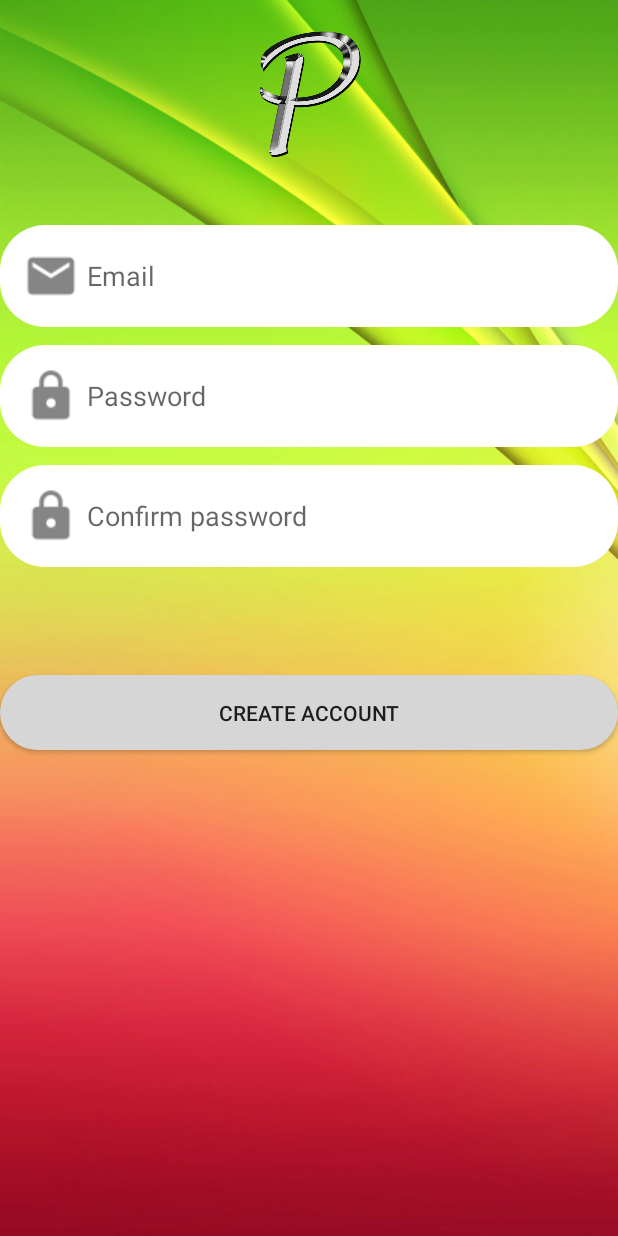
After one commit to abhijithanandan/univ-collab-app, an Android app: the RegisterActivity screen opened directly, with no data from a screen before it, on a phone screen of 412 x 824 dp. The commit adds this screen. Run offline under Robolectric (Android 15) with nearby library versions, the phone set to English and light mode, and no system bars.

Commit message:
Added login and register pages

```diff
--- a/android/app/build.gradle
+++ b/android/app/build.gradle
@@ -26,6 +26,8 @@ android {
 dependencies {
     implementation fileTree(dir: "libs", include: ["*.jar"])
     implementation 'androidx.appcompat:appcompat:1.1.0'
+    implementation 'de.hdodenhof:circleimageview:3.1.0'
+    implementation 'com.mikhaellopez:circularimageview:4.2.0'
     implementation 'androidx.constraintlayout:constraintlayout:1.1.3'
     implementation 'com.google.firebase:firebase-auth:16.0.5'
     implementation 'com.google.firebase:firebase-database:16.0.4'
--- a/android/app/src/main/AndroidManifest.xml
+++ b/android/app/src/main/AndroidManifest.xml
@@ -9,6 +9,8 @@
         android:roundIcon="@mipmap/ic_launcher_round"
         android:supportsRtl="true"
         android:theme="@style/AppTheme">
+        <activity android:name=".LoginActivity"></activity>
+        <activity android:name=".RegisterActivity" />
         <activity android:name=".MainActivity">
             <intent-filter>
                 <action android:name="android.intent.action.MAIN" />
--- /dev/null
+++ b/android/app/src/main/java/in/co/freshstart/android/RegisterActivity.java
@@ -0,0 +1,14 @@
+package in.co.freshstart.android;
+
+import androidx.appcompat.app.AppCompatActivity;
+
+import android.os.Bundle;
+
+public class RegisterActivity extends AppCompatActivity {
+
+    @Override
+    protected void onCreate(Bundle savedInstanceState) {
+        super.onCreate(savedInstanceState);
+        setContentView(R.layout.activity_register);
+    }
+}
--- /dev/null
+++ b/android/app/src/main/res/drawable/button.xml
@@ -0,0 +1,8 @@
+<?xml version="1.0" encoding="utf-8"?>
+<shape xmlns:android="http://schemas.android.com/apk/res/android">
+
+    <solid android:color="@color/colorPrimaryDark"></solid>
+
+    <corners android:radius="30dp"></corners>
+
+</shape>
--- /dev/null
+++ b/android/app/src/main/res/drawable/input.xml
@@ -0,0 +1,8 @@
+<?xml version="1.0" encoding="utf-8"?>
+<shape xmlns:android="http://schemas.android.com/apk/res/android">
+
+    <solid android:color="#ffffff"></solid>
+
+    <corners android:radius="30dp"></corners>
+
+</shape>
--- /dev/null
+++ b/android/app/src/main/res/layout/activity_register.xml
@@ -0,0 +1,66 @@
+<?xml version="1.0" encoding="utf-8"?>
+<RelativeLayout xmlns:android="http://schemas.android.com/apk/res/android"
+    xmlns:app="http://schemas.android.com/apk/res-auto"
+    xmlns:tools="http://schemas.android.com/tools"
+    android:layout_width="match_parent"
+    android:layout_height="match_parent"
+    android:background="@drawable/register"
+    tools:context=".RegisterActivity">
+
+    <ImageView
+        android:id="@+id/register_icon"
+        android:layout_width="120dp"
+        android:layout_height="120dp"
+        android:layout_alignParentTop="true"
+        android:layout_centerHorizontal="true"
+        app:srcCompat="@drawable/logo" />
+
+    <EditText
+        android:id="@+id/register_email"
+        android:layout_width="match_parent"
+        android:layout_height="wrap_content"
+        android:layout_marginTop="150dp"
+        android:layout_centerHorizontal="true"
+        android:background="@drawable/input"
+        android:drawableLeft="@drawable/email"
+        android:ems="10"
+        android:hint="Email"
+        android:inputType="textEmailAddress"
+        android:padding="10dp" />
+
+    <EditText
+        android:id="@+id/register_password"
+        android:layout_width="match_parent"
+        android:layout_height="wrap_content"
+        android:layout_centerHorizontal="true"
+        android:layout_marginTop="230dp"
+        android:background="@drawable/input"
+        android:drawableLeft="@drawable/password"
+        android:ems="10"
+        android:hint="Password"
+        android:inputType="textPassword"
+        android:padding="10dp" />
+
+    <EditText
+        android:id="@+id/register_confirm_password"
+        android:layout_width="match_parent"
+        android:layout_height="wrap_content"
+        android:layout_centerHorizontal="true"
+        android:layout_marginTop="310dp"
+        android:background="@drawable/input"
+        android:drawableLeft="@drawable/password"
+        android:ems="10"
+        android:hint="Confirm password"
+        android:inputType="textPassword"
+        android:padding="10dp" />
+
+    <Button
+        android:id="@+id/register_create_account"
+        android:layout_width="match_parent"
+        android:layout_height="wrap_content"
+        android:layout_centerHorizontal="true"
+        android:layout_marginTop="450dp"
+        android:text="Create Account"
+        android:background="@drawable/button"
+        android:padding="15dp"/>
+</RelativeLayout>
--- a/android/app/src/main/res/values/strings.xml
+++ b/android/app/src/main/res/values/strings.xml
@@ -1,3 +1,5 @@
 <resources>
     <string name="app_name">FreshStart</string>
+    <string name="drawer_open">Drawer Open</string>
+    <string name="drawer_close">Drawer Close</string>
 </resources>
```
Also changed, not shown: android/app/src/main/java/in/co/freshstart/android/LoginActivity.java (added, +42 -0 lines), android/app/src/main/java/in/co/freshstart/android/MainActivity.java (+107 -0 lines), android/app/src/main/res/layout/activity_login.xml (added, +105 -0 lines), android/app/src/main/res/layout/activity_main.xml (+11 -4 lines), android/app/src/main/res/layout/app_bar_layout.xml (added, +9 -0 lines), android/app/src/main/res/layout/navigation_header.xml (+36 -3 lines).
